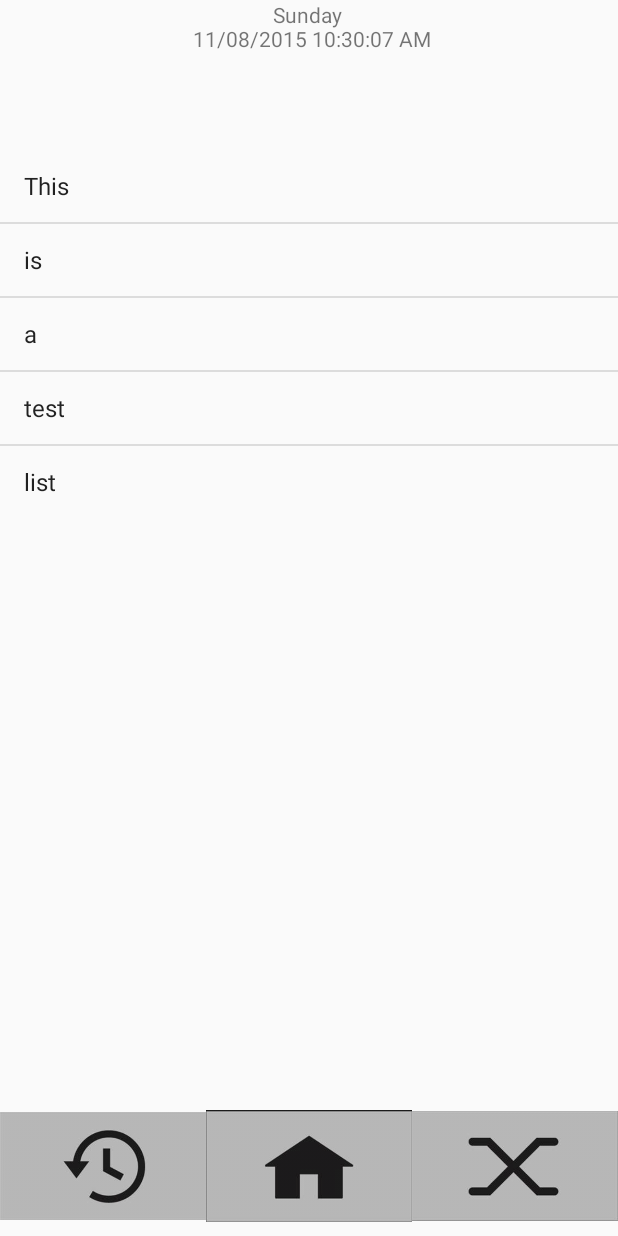
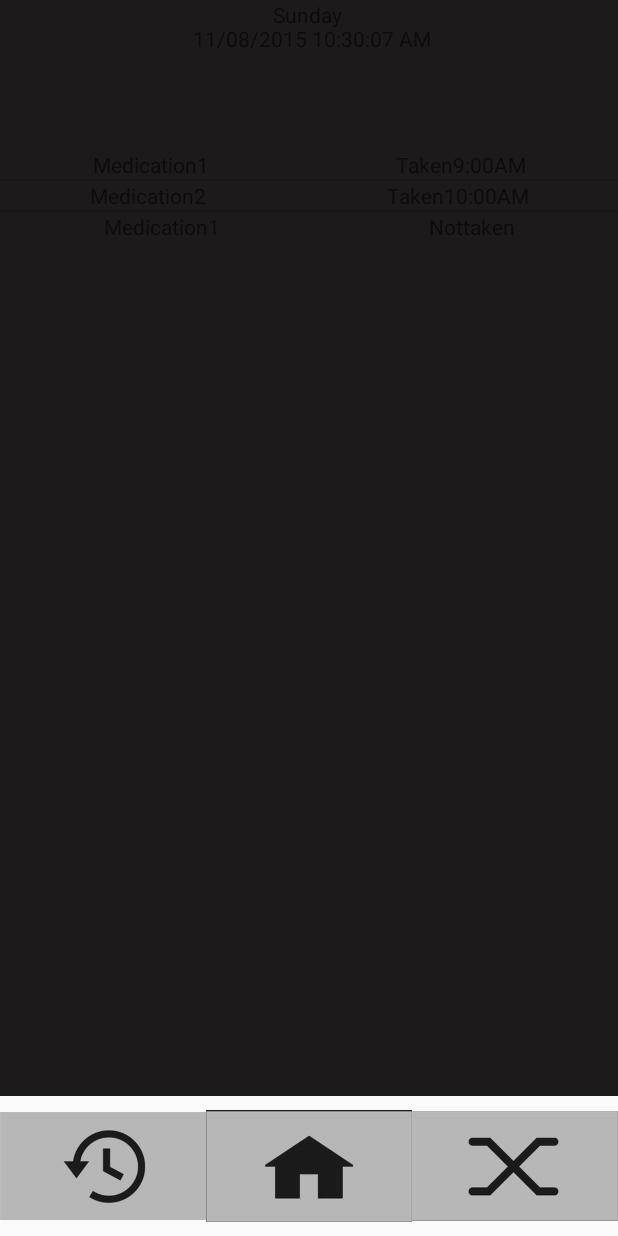
Before and after one commit to JZChen/MedApp, an Android app: the screen it shows after launch (MainActivity), after a tap on an icon or button, on a phone screen of 412 x 824 dp. Run offline under Robolectric (Android 15) with nearby library versions, the phone set to English and light mode, and no system bars.

Commit message:
modified HomeScreen add color label

```diff
--- a/app/src/main/java/com/example/medapp/medapp/HistoryFragment.java
+++ b/app/src/main/java/com/example/medapp/medapp/HistoryFragment.java
@@ -1,6 +1,8 @@
 package com.example.medapp.medapp;
 
+import android.app.Activity;
 import android.app.Fragment;
+import android.content.Context;
 import android.os.Bundle;
 import android.view.LayoutInflater;
 import android.view.View;
@@ -45,7 +47,7 @@ public class HistoryFragment extends Fragment {
         toadyText.setText(reportDate);
 
 
-        ArrayAdapter<String> adapter = new ArrayAdapter<String>(this.getActivity(),android.R.layout.simple_list_item_1,getAllMedication());
+        ArrayAdapter<String> adapter = new ScheduleAdapter(this.getActivity(),R.layout.listhistory,getAllMedication());
         listView.setAdapter(adapter);
 
 
@@ -53,7 +55,50 @@ public class HistoryFragment extends Fragment {
     }
 
     public ArrayList<String> getAllMedication(){
-        return new ArrayList<String>(Arrays.asList("This","is","a","test","list"));
+        return new ArrayList<String>(Arrays.asList("Medication1 Taken9:00AM",
+                "Medication2 Taken10:00AM",
+                "Medication1 Nottaken"));
+
+
+    }
+
+
+    public class ScheduleAdapter extends ArrayAdapter<String>{
+
+        Context context;
+        int layoutResourceId;
+        ArrayList<String> data = null;
+
+        public ScheduleAdapter(Context context, int resource,ArrayList<String> data) {
+            super(context, resource, data);
+            this.layoutResourceId = resource;
+            this.context = context;
+            this.data = data;
+        }
+
+        @Override
+        public View getView(int position, View convertView, ViewGroup parent) {
+            View row = convertView;
+
+            if(row == null)
+            {
+                LayoutInflater inflater = ((Activity)context).getLayoutInflater();
+                row = inflater.inflate(layoutResourceId, parent, false);
+
+
+                TextView medication = (TextView)row.findViewById(R.id.medication);
+                TextView time = (TextView)row.findViewById(R.id.time);
+                String str = this.data.get(position);
+
+                medication.setText( str.split(" ")[0] );
+                time.setText( str.split(" ")[1] );
+
+            }
+
+            return row;
+        }
+
+
     }
 
 
--- a/app/src/main/java/com/example/medapp/medapp/HomeFragment.java
+++ b/app/src/main/java/com/example/medapp/medapp/HomeFragment.java
@@ -1,6 +1,8 @@
 package com.example.medapp.medapp;
 
+import android.app.Activity;
 import android.app.Fragment;
+import android.content.Context;
 import android.database.Cursor;
 import android.os.Bundle;
 import android.view.LayoutInflater;
@@ -31,7 +33,7 @@ public class HomeFragment extends Fragment {
         // Inflate the layout for this fragment
         View view = inflater.inflate(R.layout.fragment_home, container, false);
 
-        TextView toadyText = (TextView)view.findViewById(R.id.today);
+        TextView toadyText = (TextView)view.findViewById(R.id.todayTextView);
         ListView listView = (ListView)view.findViewById(R.id.listView);
 
         DateFormat df = new SimpleDateFormat("EEEE \n MM/dd/yyyy HH:mm:ss a");
@@ -41,7 +43,7 @@ public class HomeFragment extends Fragment {
         toadyText.setText(reportDate);
 
 
-        ArrayAdapter<String> adapter = new ArrayAdapter<String>(this.getActivity(),android.R.layout.simple_list_item_1,getAllMedication());
+        ArrayAdapter<String> adapter = new ScheduleAdapter(this.getActivity(),R.layout.listhistory,getAllMedication());
         listView.setAdapter(adapter);
 
 
@@ -52,12 +54,6 @@ public class HomeFragment extends Fragment {
         ArrayList<String> list = new ArrayList<String>();
         Cursor c = dbHelper.getAllData();
         while (c.moveToNext()) {
-            /*
-            for(int i=0; i< c.getColumnCount(); i++){
-                list.add( c.getString(0))
-            }
-            */
-
             Cursor cc = dbHelper.getSchedule( c.getString(1) );
 
             String date = "";
@@ -65,10 +61,6 @@ public class HomeFragment extends Fragment {
                 Integer i = cc.getInt(1);
                 date += String.valueOf(i) + "\n";
                 System.out.println(date);
-//                DateFormat df = new SimpleDateFormat("EEEE \n MM/dd/yyyy HH:mm:ss a");
-
-  //              String reportDate = df.format(today);
-
 
             }
 
@@ -79,4 +71,42 @@ public class HomeFragment extends Fragment {
     }
 
 
+    public class ScheduleAdapter extends ArrayAdapter<String>{
+
+        Context context;
+        int layoutResourceId;
+        ArrayList<String> data = null;
+
+        public ScheduleAdapter(Context context, int resource,ArrayList<String> data) {
+            super(context, resource, data);
+            this.layoutResourceId = resource;
+            this.context = context;
+            this.data = data;
+        }
+
+        @Override
+        public View getView(int position, View convertView, ViewGroup parent) {
+            View row = convertView;
+
+            if(row == null)
+            {
+                LayoutInflater inflater = ((Activity)context).getLayoutInflater();
+                row = inflater.inflate(layoutResourceId, parent, false);
+
+
+                TextView medication = (TextView)row.findViewById(R.id.medication);
+                TextView time = (TextView)row.findViewById(R.id.time);
+                String str = this.data.get(position);
+
+                medication.setText( str.split(" ")[1] );
+                time.setText( str.split(" ")[2] );
+
+            }
+
+            return row;
+        }
+
+
+    }
+
 }
--- a/app/src/main/res/layout/fragment_history.xml
+++ b/app/src/main/res/layout/fragment_history.xml
@@ -3,6 +3,7 @@
     android:layout_width="match_parent"
     android:layout_height="match_parent"
     android:orientation="vertical"
+    android:background="@color/background"
     tools:context="com.example.medapp.medapp.HistoryFragment">
 
 
--- a/app/src/main/res/layout/fragment_qrcode.xml
+++ b/app/src/main/res/layout/fragment_qrcode.xml
@@ -3,6 +3,7 @@
     android:layout_width="match_parent"
     android:layout_height="match_parent"
     android:orientation="vertical"
+    android:background="@color/background"
     tools:context="com.example.medapp.medapp.QRCodeFragment">
 
     <TextView android:layout_width="match_parent"
@@ -25,8 +26,11 @@
     <EditText
         android:layout_width="match_parent"
         android:layout_height="wrap_content"
+        android:background="@drawable/nidbar"
         android:textAlignment="center"
         android:hint="NID Number"
+        android:textColor="#ffff"
+        android:textColorHighlight="#ffff"
         android:singleLine="true"
         android:lines="1"
         android:imeOptions="actionDone"
--- /dev/null
+++ b/app/src/main/res/layout/listhistory.xml
@@ -0,0 +1,25 @@
+<?xml version="1.0" encoding="utf-8"?>
+<LinearLayout
+    xmlns:android="http://schemas.android.com/apk/res/android"
+    android:orientation="horizontal"
+    android:layout_width="match_parent"
+    android:layout_height="match_parent">
+
+    <TextView
+        android:layout_width="wrap_content"
+        android:layout_height="wrap_content"
+        android:text="Medication"
+        android:textAlignment="center"
+        android:layout_weight="1"
+        android:id="@+id/medication"
+        />
+    <TextView
+        android:layout_width="wrap_content"
+        android:layout_height="wrap_content"
+        android:text="Time"
+        android:textAlignment="center"
+        android:layout_weight="1"
+        android:id="@+id/time"
+        />
+
+</LinearLayout>
--- a/app/src/main/res/values/colors.xml
+++ b/app/src/main/res/values/colors.xml
@@ -3,4 +3,6 @@
     <color name="colorPrimary">#3F51B5</color>
     <color name="colorPrimaryDark">#303F9F</color>
     <color name="colorAccent">#FF4081</color>
+    <color name="background">#1C1A1B</color>
+    <color name="fontColor">#9AAFB9</color>
 </resources>
```
Also changed, not shown: app/src/main/res/layout/fragment_home.xml (+22 -8 lines), app/src/main/res/drawable/addbutton.png (added), app/src/main/res/drawable/nidbar.png (added), app/src/main/res/drawable/panel.png (added).
